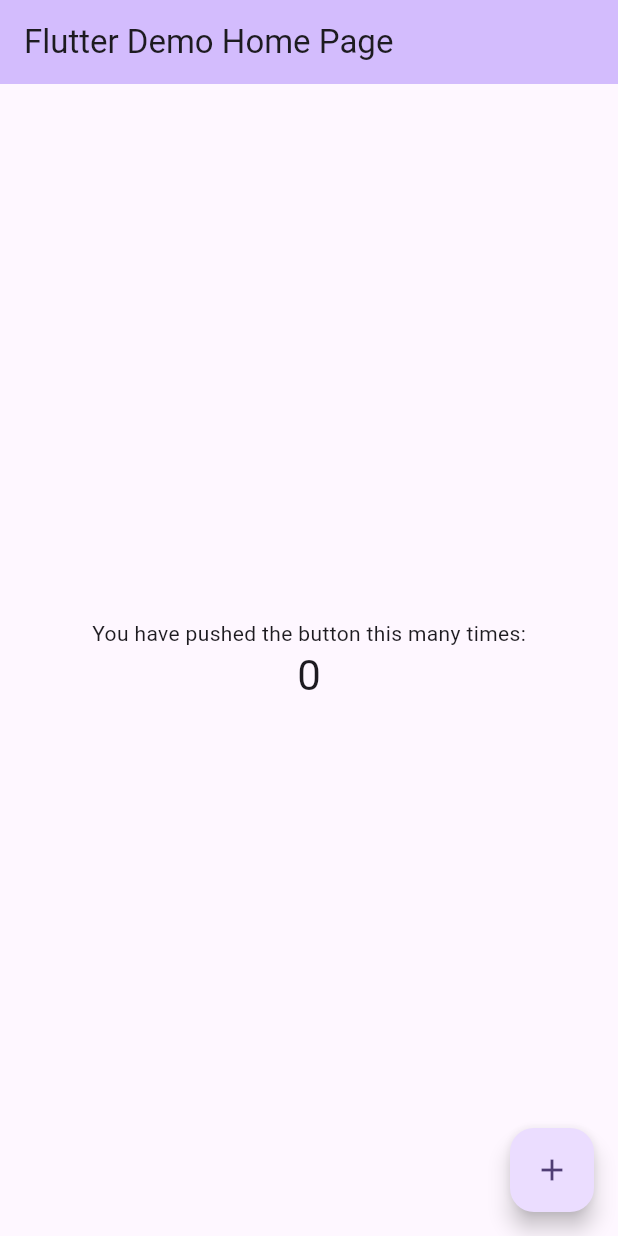
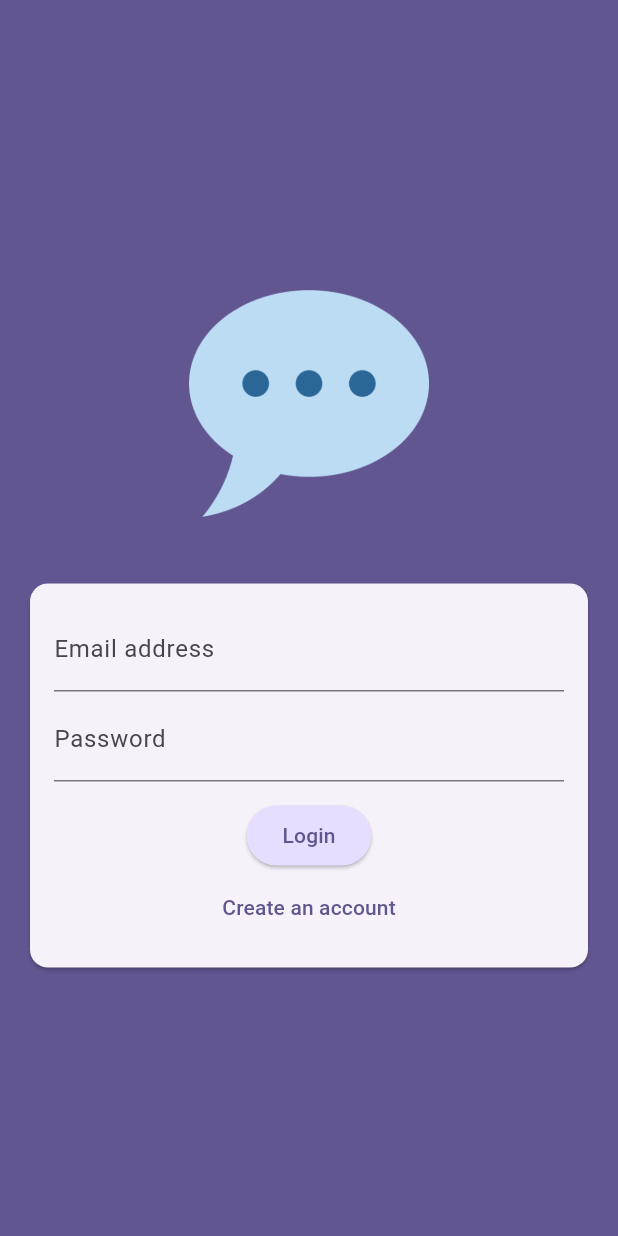
Before and after one commit to imdanishk/chat_app, a Flutter app: the screen it shows after launch, on a phone screen of 412 x 824 dp. Run offline on Flutter 3.47's test engine with Material 3 defaults, Android fonts, the phone set to English and light mode, and no system bars.

Commit message:
Create auth screen and validate input field

```diff
--- a/lib/main.dart
+++ b/lib/main.dart
@@ -1,125 +1,25 @@
+import 'package:chat_app/screens/auth.dart';
 import 'package:flutter/material.dart';
 
 void main() {
-  runApp(const MyApp());
+  runApp(const App());
 }
 
-class MyApp extends StatelessWidget {
-  const MyApp({super.key});
+class App extends StatelessWidget {
+  const App({super.key});
 
-  // This widget is the root of your application.
   @override
   Widget build(BuildContext context) {
     return MaterialApp(
-      title: 'Flutter Demo',
+      title: 'FlutterChat',
       theme: ThemeData(
-        // This is the theme of your application.
-        //
-        // TRY THIS: Try running your application with "flutter run". You'll see
-        // the application has a purple toolbar. Then, without quitting the app,
-        // try changing the seedColor in the colorScheme below to Colors.green
-        // and then invoke "hot reload" (save your changes or press the "hot
-        // reload" button in a Flutter-supported IDE, or press "r" if you used
-        // the command line to start the app).
-        //
-        // Notice that the counter didn't reset back to zero; the application
-        // state is not lost during the reload. To reset the state, use hot
-        // restart instead.
-        //
-        // This works for code too, not just values: Most code changes can be
-        // tested with just a hot reload.
-        colorScheme: ColorScheme.fromSeed(seedColor: Colors.deepPurple),
         useMaterial3: true,
+      ).copyWith(
+        colorScheme: ColorScheme.fromSeed(
+          seedColor: const Color.fromARGB(255, 63, 17, 177),
+        ),
       ),
-      home: const MyHomePage(title: 'Flutter Demo Home Page'),
+      home: const AuthScreen(),
     );
   }
 }
-
-class MyHomePage extends StatefulWidget {
-  const MyHomePage({super.key, required this.title});
-
-  // This widget is the home page of your application. It is stateful, meaning
-  // that it has a State object (defined below) that contains fields that affect
-  // how it looks.
-
-  // This class is the configuration for the state. It holds the values (in this
-  // case the title) provided by the parent (in this case the App widget) and
-  // used by the build method of the State. Fields in a Widget subclass are
-  // always marked "final".
-
-  final String title;
-
-  @override
-  State<MyHomePage> createState() => _MyHomePageState();
-}
-
-class _MyHomePageState extends State<MyHomePage> {
-  int _counter = 0;
-
-  void _incrementCounter() {
-    setState(() {
-      // This call to setState tells the Flutter framework that something has
-      // changed in this State, which causes it to rerun the build method below
-      // so that the display can reflect the updated values. If we changed
-      // _counter without calling setState(), then the build method would not be
-      // called again, and so nothing would appear to happen.
-      _counter++;
-    });
-  }
-
-  @override
-  Widget build(BuildContext context) {
-    // This method is rerun every time setState is called, for instance as done
-    // by the _incrementCounter method above.
-    //
-    // The Flutter framework has been optimized to make rerunning build methods
-    // fast, so that you can just rebuild anything that needs updating rather
-    // than having to individually change instances of widgets.
-    return Scaffold(
-      appBar: AppBar(
-        // TRY THIS: Try changing the color here to a specific color (to
-        // Colors.amber, perhaps?) and trigger a hot reload to see the AppBar
-        // change color while the other colors stay the same.
-        backgroundColor: Theme.of(context).colorScheme.inversePrimary,
-        // Here we take the value from the MyHomePage object that was created by
-        // the App.build method, and use it to set our appbar title.
-        title: Text(widget.title),
-      ),
-      body: Center(
-        // Center is a layout widget. It takes a single child and positions it
-        // in the middle of the parent.
-        child: Column(
-          // Column is also a layout widget. It takes a list of children and
-          // arranges them vertically. By default, it sizes itself to fit its
-          // children horizontally, and tries to be as tall as its parent.
-          //
-          // Column has various properties to control how it sizes itself and
-          // how it positions its children. Here we use mainAxisAlignment to
-          // center the children vertically; the main axis here is the vertical
-          // axis because Columns are vertical (the cross axis would be
-          // horizontal).
-          //
-          // TRY THIS: Invoke "debug painting" (choose the "Toggle Debug Paint"
-          // action in the IDE, or press "p" in the console), to see the
-          // wireframe for each widget.
-          mainAxisAlignment: MainAxisAlignment.center,
-          children: <Widget>[
-            const Text(
-              'You have pushed the button this many times:',
-            ),
-            Text(
-              '$_counter',
-              style: Theme.of(context).textTheme.headlineMedium,
-            ),
-          ],
-        ),
-      ),
-      floatingActionButton: FloatingActionButton(
-        onPressed: _incrementCounter,
-        tooltip: 'Increment',
-        child: const Icon(Icons.add),
-      ), // This trailing comma makes auto-formatting nicer for build methods.
-    );
-  }
-}
--- /dev/null
+++ b/lib/screens/auth.dart
@@ -0,0 +1,118 @@
+import 'package:flutter/material.dart';
+
+class AuthScreen extends StatefulWidget {
+  const AuthScreen({super.key});
+
+  @override
+  State<AuthScreen> createState() => _AuthScreenState();
+}
+
+class _AuthScreenState extends State<AuthScreen> {
+  final _form = GlobalKey<FormState>();
+
+  var _isLogin = true;
+  var _enteredEmail = '';
+  var _enteredPassword = '';
+
+
+    void _submit() {
+      final isValid = _form.currentState!.validate();
+
+      if (isValid) {
+        _form.currentState!.save();
+      }
+  }
+
+  @override
+  Widget build(BuildContext context) {
+    return Scaffold(
+      backgroundColor: Theme.of(context).colorScheme.primary,
+      body: Center(
+        child: SingleChildScrollView(
+          child: Column(
+            children: [
+              Container(
+                padding: const EdgeInsets.only(
+                    top: 30, bottom: 20, left: 20, right: 20),
+                width: 200,
+                child: Image.asset('assets/images/chat.png'),
+              ),
+              Card(
+                margin: const EdgeInsets.all(20),
+                child: SingleChildScrollView(
+                  child: Padding(
+                    padding: const EdgeInsets.all(16),
+                    child: Form(
+                      key: _form,
+                      child: Column(
+                        mainAxisSize: MainAxisSize.min,
+                        children: [
+                          TextFormField(
+                            decoration:
+                                const InputDecoration(labelText: 'Email address'),
+                            keyboardType: TextInputType.emailAddress,
+                            autocorrect: false,
+                            textCapitalization: TextCapitalization.none,
+                            validator: (value) {
+                              if (value == null ||
+                                  value.trim().isEmpty ||
+                                  !value.contains('@')) {
+                                return 'Please enter a valid email address.';
+                              }
+
+                              return null;
+                            },
+                            onSaved: (newValue) {
+                              _enteredEmail = newValue!;
+                            },
+                          ),
+                          const SizedBox(height: 4),
+                          TextFormField(
+                            decoration:
+                                const InputDecoration(labelText: 'Password'),
+                            obscureText: true,
+                            validator: (value) {
+                              if (value == null || value.trim().length < 6) {
+                                return 'Password must be atleast 6 characters long. ';
+                              }
+
+                              return null;
+                            },
+                            onSaved: (newValue) {
+                              _enteredPassword  = newValue!;
+                            },
+                          ),
+                          const SizedBox(height: 12),
+                          ElevatedButton(
+                            onPressed: _submit,
+                            style: ElevatedButton.styleFrom(
+                                backgroundColor: Theme.of(context)
+                                    .colorScheme
+                                    .primaryContainer),
+                            child: Text(_isLogin ? 'Login' : 'Signup'),
+                          ),
+                          TextButton(
+                            onPressed: () {
+                              setState(() {
+                                _isLogin = !_isLogin;
+                              });
+                            },
+                            child: Text(
+                              _isLogin
+                                  ? 'Create an account'
+                                  : 'I already have an account.',
+                            ),
+                          ),
+                        ],
+                      ),
+                    ),
+                  ),
+                ),
+              )
+            ],
+          ),
+        ),
+      ),
+    );
+  }
+}
--- a/pubspec.yaml
+++ b/pubspec.yaml
@@ -59,8 +59,8 @@ flutter:
   uses-material-design: true
 
   # To add assets to your application, add an assets section, like this:
-  # assets:
-  #   - images/a_dot_burr.jpeg
+  assets:
+    - assets/images/chat.png
   #   - images/a_dot_ham.jpeg
 
   # An image asset can refer to one or more resolution-specific "variants", see
```
Also changed, not shown: assets/images/chat.png (added).
